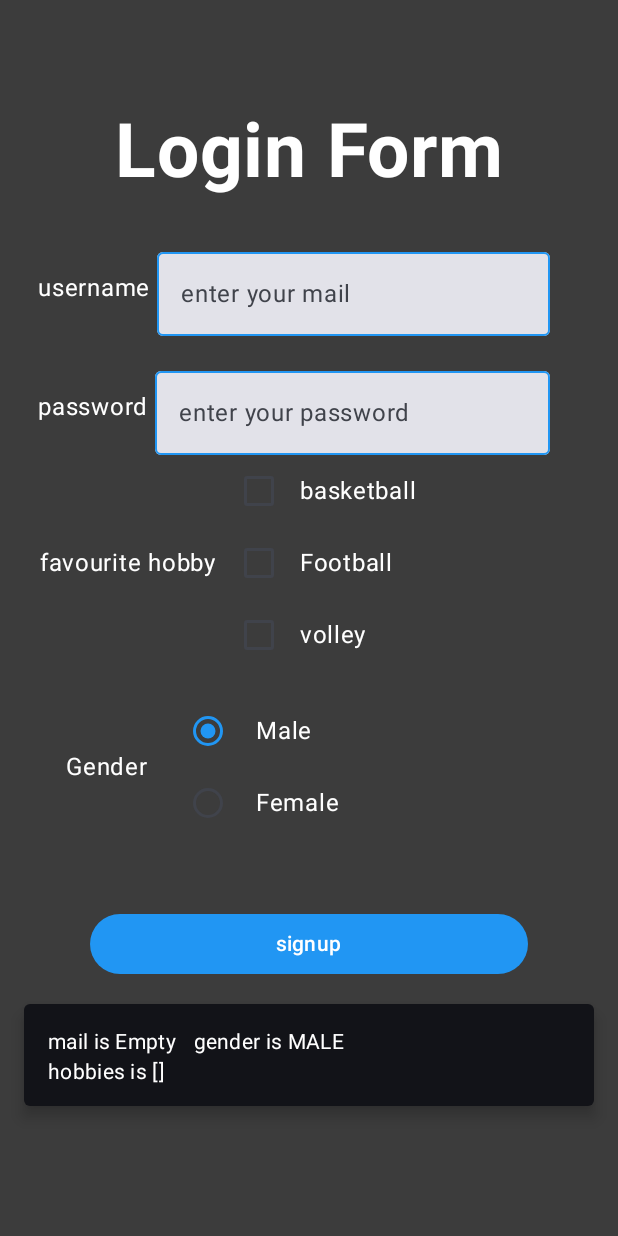
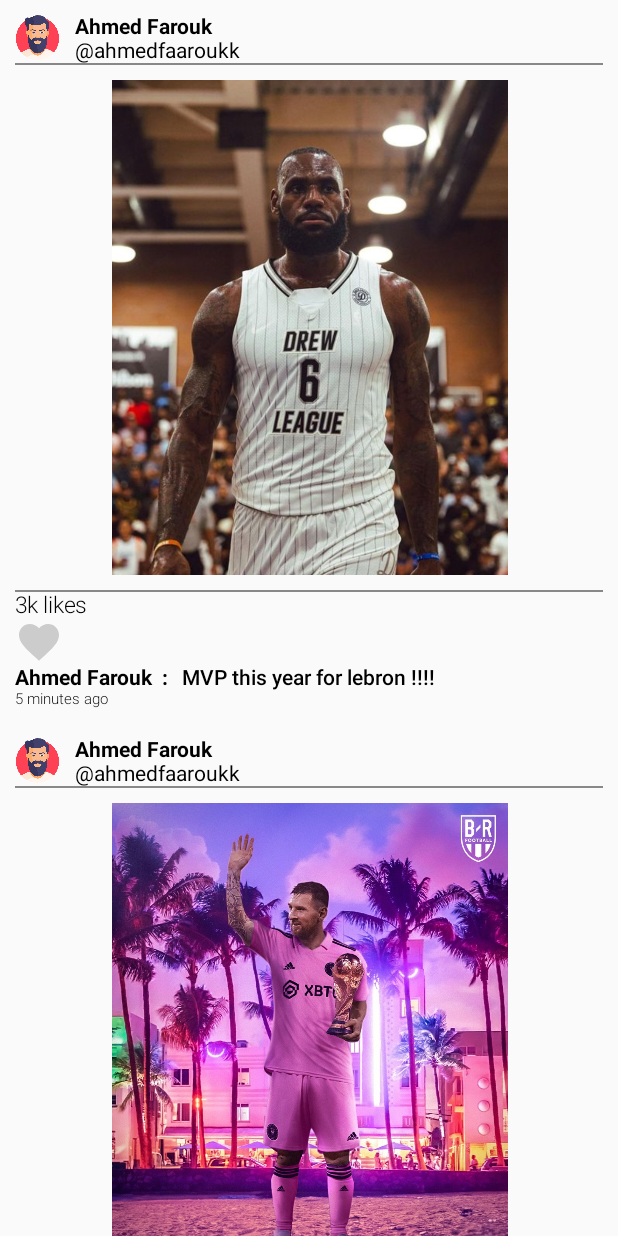
Before and after one commit to ahmed-faroukk/ITI-Project, an Android app built with Jetpack Compose: the screen it shows after launch (MainActivity), after a tap on "signup", on a phone screen of 412 x 824 dp. Run offline under Robolectric (Android 15) with nearby library versions, the phone set to English and light mode, and no system bars.

Commit message:
task-6 design list of posts (name - profile image - post content )

```diff
--- a/app/build.gradle
+++ b/app/build.gradle
@@ -63,4 +63,7 @@ dependencies {
     androidTestImplementation 'androidx.compose.ui:ui-test-junit4'
     debugImplementation 'androidx.compose.ui:ui-tooling'
     debugImplementation 'androidx.compose.ui:ui-test-manifest'
+
+    //compose nav
+    implementation "androidx.navigation:navigation-compose:2.4.0-alpha08"
 }
--- a/app/src/main/java/com/farouk/iti_project/MainActivity.kt
+++ b/app/src/main/java/com/farouk/iti_project/MainActivity.kt
@@ -3,31 +3,12 @@ package com.farouk.iti_project
 import android.os.Bundle
 import androidx.activity.ComponentActivity
 import androidx.activity.compose.setContent
-import androidx.compose.foundation.background
-import androidx.compose.foundation.layout.Arrangement
-import androidx.compose.foundation.layout.Column
-import androidx.compose.foundation.layout.fillMaxSize
-import androidx.compose.material3.MaterialTheme
-import androidx.compose.material3.Surface
-import androidx.compose.material3.Text
-import androidx.compose.runtime.Composable
-import androidx.compose.ui.Alignment
-import androidx.compose.ui.Modifier
-import androidx.compose.ui.graphics.Color
-import androidx.compose.ui.tooling.preview.Preview
-import com.farouk.iti_project.presentation.auth.AuthScreen
-import com.farouk.iti_project.presentation.home.HomeScreen
-import com.farouk.iti_project.ui.theme.ITIProjectTheme
 
 class MainActivity : ComponentActivity() {
     override fun onCreate(savedInstanceState: Bundle?) {
         super.onCreate(savedInstanceState)
         setContent {
-            ITIProjectTheme {
-                Column(Modifier.fillMaxSize()) {
-                    AuthScreen()
-                }
-            }
+            AppNavigation()
         }
     }
 }
--- /dev/null
+++ b/app/src/main/java/com/farouk/iti_project/Navigation.kt
@@ -0,0 +1,18 @@
+package com.farouk.iti_project
+
+import androidx.compose.runtime.Composable
+import androidx.navigation.compose.NavHost
+import androidx.navigation.compose.composable
+import androidx.navigation.compose.rememberNavController
+import com.farouk.iti_project.presentation.auth.AuthScreen
+import com.farouk.iti_project.presentation.posts.PostListScreen
+
+@Composable
+fun AppNavigation() {
+    val navController = rememberNavController()
+
+    NavHost(navController = navController, startDestination = ScreenRoutes.AuthScreen.route) {
+        composable(ScreenRoutes.AuthScreen.route) { AuthScreen(navController) }
+        composable(ScreenRoutes.PostsListScreen.route) { PostListScreen(navController) }
+    }
+}
--- /dev/null
+++ b/app/src/main/java/com/farouk/iti_project/ScreenRoutes.kt
@@ -0,0 +1,6 @@
+package com.farouk.iti_project
+
+sealed class ScreenRoutes(val route : String){
+    object PostsListScreen : ScreenRoutes("posts_list_screen")
+    object AuthScreen : ScreenRoutes("authentication_screen")
+}
--- a/app/src/main/java/com/farouk/iti_project/presentation/auth/AuthScreen.kt
+++ b/app/src/main/java/com/farouk/iti_project/presentation/auth/AuthScreen.kt
@@ -1,6 +1,5 @@
 package com.farouk.iti_project.presentation.auth
 
-import android.widget.Toast
 import androidx.compose.foundation.background
 import androidx.compose.foundation.layout.Arrangement
 import androidx.compose.foundation.layout.Column
@@ -10,9 +9,7 @@ import androidx.compose.foundation.layout.fillMaxSize
 import androidx.compose.foundation.layout.fillMaxWidth
 import androidx.compose.foundation.layout.height
 import androidx.compose.foundation.layout.padding
-import androidx.compose.foundation.layout.width
 import androidx.compose.foundation.layout.wrapContentSize
-import androidx.compose.foundation.lazy.LazyColumn
 import androidx.compose.foundation.rememberScrollState
 import androidx.compose.foundation.verticalScroll
 import androidx.compose.material3.Button
@@ -27,21 +24,24 @@ import androidx.compose.ui.Alignment
 import androidx.compose.ui.Modifier
 import androidx.compose.ui.graphics.Color
 import androidx.compose.ui.res.stringResource
-import androidx.compose.ui.text.TextStyle
 import androidx.compose.ui.text.font.FontWeight
+import androidx.compose.ui.text.style.TextAlign
 import androidx.compose.ui.unit.dp
 import androidx.compose.ui.unit.sp
+import androidx.navigation.NavController
 import com.farouk.iti_project.R
+import com.farouk.iti_project.ScreenRoutes
 import com.farouk.iti_project.presentation.components.CheckBox
 import com.farouk.iti_project.presentation.components.CustomToast
 import com.farouk.iti_project.presentation.components.Gender
 import com.farouk.iti_project.presentation.components.GenderSelection
 import com.farouk.iti_project.presentation.components.OutLineTextFieldMail
 import com.farouk.iti_project.presentation.components.OutLineTextFieldPass
-import kotlinx.coroutines.delay
 
 @Composable
-fun AuthScreen() {
+fun AuthScreen(
+    navController: NavController
+) {
     var mail by remember { mutableStateOf("Empty") }
     var pass by remember { mutableStateOf("Empty") }
     var cliked by remember { mutableStateOf(false) }
@@ -62,7 +62,7 @@ fun AuthScreen() {
         modifier = Modifier
             .fillMaxSize()
             .background(gray)
-            .verticalScroll(rememberScrollState()),
+            .verticalScroll(rememberScrollState()).padding(10.dp),
         horizontalAlignment = Alignment.CenterHorizontally,
         verticalArrangement = Arrangement.Center
     ) {
@@ -72,13 +72,14 @@ fun AuthScreen() {
             color = Color.White,
             fontWeight = FontWeight.Bold,
             fontSize = 50.sp
+
         )
         Spacer(modifier = Modifier.height(30.dp))
         Row(
             verticalAlignment = Alignment.CenterVertically,
             modifier = Modifier.padding(start = 25.dp, end = 45.dp)
         ) {
-            Text(text = stringResource(R.string.username), color = Color.White)
+            Text(text = stringResource(R.string.username), color = Color.White , textAlign = TextAlign.Start)
             OutLineTextFieldMail(onNameChange = { newName ->
                 mail = newName
             }, txt = stringResource(R.string.enter_your_mail))
@@ -88,7 +89,7 @@ fun AuthScreen() {
             verticalAlignment = Alignment.CenterVertically,
             modifier = Modifier.padding(start = 25.dp, end = 45.dp)
         ) {
-            Text(text = stringResource(R.string.password), color = Color.White)
+            Text(text = stringResource(R.string.password), color = Color.White, textAlign = TextAlign.Start)
             OutLineTextFieldPass(onNameChange = { newName ->
                 pass = newName
             }, txt = stringResource(R.string.enter_your_password))
@@ -97,7 +98,7 @@ fun AuthScreen() {
             verticalAlignment = Alignment.CenterVertically,
             modifier = Modifier.padding(end = 75.dp)
         ) {
-            Text(text = "favourite hobby ", color = Color.White)
+            Text(text = "favourite hobby ", color = Color.White , textAlign = TextAlign.Start)
             Column {
                 CheckBox(onCheckChanges = { basketballChecked = it }, sportType = "basketball")
                 CheckBox(onCheckChanges = { footballChecked = it }, sportType = "Football")
@@ -108,7 +109,7 @@ fun AuthScreen() {
             verticalAlignment = Alignment.CenterVertically,
             modifier = Modifier.padding(end = 125.dp)
         ) {
-            Text(text = "Gender", color = Color.White)
+            Text(text = "Gender", color = Color.White, textAlign = TextAlign.Start)
             GenderSelection(onGenderClicked = { selectedGender = it })
 
         }
@@ -117,6 +118,7 @@ fun AuthScreen() {
         Button(
             onClick = {
                     cliked = true
+                navController.navigate(ScreenRoutes.PostsListScreen.route)
             }, colors = ButtonDefaults.buttonColors(blue),
             modifier = Modifier
                 .padding(start = 60.dp, end = 60.dp)
--- a/app/src/main/java/com/farouk/iti_project/presentation/home/HomeScreen.kt
+++ /dev/null
@@ -1,49 +0,0 @@
-@file:Suppress("UNUSED_EXPRESSION")
-
-package com.farouk.iti_project.presentation.home
-
-import android.provider.CalendarContract.Colors
-import androidx.compose.foundation.background
-import androidx.compose.foundation.layout.Arrangement
-import androidx.compose.foundation.layout.Column
-import androidx.compose.foundation.layout.Spacer
-import androidx.compose.foundation.layout.fillMaxSize
-import androidx.compose.foundation.layout.height
-import androidx.compose.foundation.layout.size
-import androidx.compose.foundation.shape.RoundedCornerShape
-import androidx.compose.material3.Button
-import androidx.compose.material3.ExperimentalMaterial3Api
-import androidx.compose.material3.OutlinedTextField
-import androidx.compose.material3.Text
-import androidx.compose.runtime.Composable
-import androidx.compose.runtime.getValue
-import androidx.compose.runtime.mutableStateOf
-import androidx.compose.runtime.remember
-import androidx.compose.runtime.setValue
-import androidx.compose.ui.Alignment
-import androidx.compose.ui.Modifier
-import androidx.compose.ui.text.input.TextFieldValue
-import androidx.compose.ui.unit.dp
-import com.farouk.iti_project.presentation.components.Btn
-import com.farouk.iti_project.presentation.components.OutLineTextFieldMail
-
-@Composable
-fun HomeScreen() {
-    var text by remember { mutableStateOf("Click a button") }
-    var text1 by remember { mutableStateOf("test") }
-    var isNameVisible by remember { mutableStateOf(false) }
-    Column(
-        Modifier.fillMaxSize(),
-        horizontalAlignment = Alignment.CenterHorizontally,
-        verticalArrangement = Arrangement.Center
-    ) {
-        Text(text = text1)
-        Spacer(modifier = Modifier.height(16.dp))
-        OutLineTextFieldMail(onNameChange = { newName ->
-            text = newName
-        }, txt = "Enter Your Name")
-        Spacer(modifier = Modifier.height(16.dp))
-        Btn(onClick = { text1 = text }, txt = "show my name")
-
-    }
-}
--- /dev/null
+++ b/app/src/main/java/com/farouk/iti_project/presentation/posts/PostsListScreen.kt
@@ -0,0 +1,84 @@
+package com.farouk.iti_project.presentation.posts
+
+import androidx.compose.foundation.lazy.LazyColumn
+import androidx.compose.foundation.lazy.items
+import androidx.compose.runtime.Composable
+import androidx.navigation.NavController
+import com.farouk.iti_project.R
+import com.farouk.iti_project.presentation.posts.components.Post
+import com.farouk.iti_project.presentation.posts.components.PostListItem
+
+
+@Composable
+fun PostListScreen(
+    navController: NavController
+){
+    val profilePic = R.drawable.man
+    val postImage1 = R.drawable.leb
+    val postImage2 = R.drawable.messi
+    val post = mutableListOf<Post>()
+    post.add(
+        Post(
+            profilePic,
+            "Ahmed Farouk ",
+            "@ahmedfaaroukk",
+            postImage1,
+            "MVP this year for lebron !!!!"
+        )
+    )
+    post.add(
+        Post(
+            profilePic,
+            "Ahmed Farouk ",
+            "@ahmedfaaroukk",
+            postImage2,
+            "Balloon Door  this year for leo !!!!"
+        )
+    )
+    post.add(
+        Post(
+            profilePic,
+            "Ahmed Farouk ",
+            "@ahmedfaaroukk",
+            postImage1,
+            "MVP this year for lebron !!!!"
+        )
+    )
+    post.add(
+        Post(
+            profilePic,
+            "Ahmed Farouk ",
+            "@ahmedfaaroukk",
+            postImage2,
+            "Balloon Door  this year for leo !!!!"
+        )
+    )
+    post.add(
+        Post(
+            profilePic,
+            "Ahmed Farouk ",
+            "@ahmedfaaroukk",
+            postImage1,
+            "MVP this year for lebron !!!!"
+        )
+    )
+    post.add(
+        Post(
+            profilePic,
+            "Ahmed Farouk ",
+            "@ahmedfaaroukk",
+            postImage2,
+            "Balloon Door  this year for leo !!!!"
+        )
+    )
+
+
+
+    LazyColumn{
+        items(post){
+            PostListItem(post = it)
+        }
+    }
+
+
+}
--- /dev/null
+++ b/app/src/main/java/com/farouk/iti_project/presentation/posts/components/Post.kt
@@ -0,0 +1,11 @@
+package com.farouk.iti_project.presentation.posts.components
+
+import java.net.URL
+
+data class Post(
+    val profilePic : Int ,
+    val Username : String ,
+    val accountId : String ,
+    val postImage : Int ,
+    val PostContent : String
+)
--- /dev/null
+++ b/app/src/main/java/com/farouk/iti_project/presentation/posts/components/PostsListItem.kt
@@ -0,0 +1,208 @@
+package com.farouk.iti_project.presentation.posts.components
+
+import androidx.compose.animation.Animatable
+import androidx.compose.animation.core.tween
+import androidx.compose.foundation.Image
+import androidx.compose.foundation.background
+import androidx.compose.foundation.clickable
+import androidx.compose.foundation.interaction.MutableInteractionSource
+import androidx.compose.foundation.layout.Box
+import androidx.compose.foundation.layout.Column
+import androidx.compose.foundation.layout.Row
+import androidx.compose.foundation.layout.Spacer
+import androidx.compose.foundation.layout.fillMaxSize
+import androidx.compose.foundation.layout.fillMaxWidth
+import androidx.compose.foundation.layout.height
+import androidx.compose.foundation.layout.padding
+import androidx.compose.foundation.layout.size
+import androidx.compose.foundation.shape.CircleShape
+import androidx.compose.foundation.shape.RoundedCornerShape
+import androidx.compose.material.icons.Icons
+import androidx.compose.material.icons.outlined.Favorite
+import androidx.compose.material3.Icon
+import androidx.compose.material3.Text
+import androidx.compose.runtime.Composable
+import androidx.compose.runtime.getValue
+import androidx.compose.runtime.mutableStateOf
+import androidx.compose.runtime.remember
+import androidx.compose.runtime.rememberCoroutineScope
+import androidx.compose.runtime.setValue
+import androidx.compose.ui.Alignment
+import androidx.compose.ui.Modifier
+import androidx.compose.ui.draw.clip
+import androidx.compose.ui.draw.scale
+import androidx.compose.ui.graphics.Color
+import androidx.compose.ui.res.painterResource
+import androidx.compose.ui.text.font.FontWeight
+import androidx.compose.ui.text.style.TextAlign
+import androidx.compose.ui.unit.dp
+import androidx.compose.ui.unit.sp
+import com.farouk.iti_project.R
+import kotlinx.coroutines.launch
+
+@Composable
+fun PostListItem(post: Post) {
+    Column(
+        Modifier
+            .fillMaxSize()
+            .padding(10.dp)
+    ) {
+
+        Row(modifier = Modifier.fillMaxWidth()) {
+            CircularImage(imageResource = post.profilePic)
+            Column {
+                Text(
+                    text = post.Username,
+                    textAlign = TextAlign.Start,
+                    fontWeight = FontWeight.Bold
+                )
+                Text(
+                    text = post.accountId,
+                    textAlign = TextAlign.Start,
+                    fontWeight = FontWeight.Normal
+                )
+
+            }
+        }
+
+
+        BlackSpacer()
+        PostImage(imageResource = post.postImage)
+        BlackSpacer()
+        Text(text = "3k likes" , fontWeight = FontWeight.Light , fontSize = 15.sp)
+        HeartAnimation()
+
+        Row {
+            Text(
+                text = "${post.Username} : ",
+                textAlign = TextAlign.Start,
+                fontWeight = FontWeight.Bold
+            )
+            Text(
+                text = post.PostContent,
+                fontWeight = FontWeight.Medium,
+                modifier = Modifier.padding(start = 5.dp)
+            )
+        }
+        Text(text = "5 minutes ago" , fontWeight = FontWeight.Light , fontSize = 10.sp)
+
+
+
+
+    }
+}
+
+
+@Composable
+fun CircularImage(imageResource: Int) {
+
+
+    Image(
+        painterResource(id = imageResource),
+        contentDescription = "profile pic",
+        modifier = Modifier
+            .padding(end = 10.dp)
+            .size(30.dp)
+            .clip(CircleShape)
+
+    )
+}
+
+@Composable
+fun PostImage(imageResource: Int) {
+    Column(
+        Modifier
+            .fillMaxSize()
+            .padding(10.dp), horizontalAlignment = Alignment.CenterHorizontally
+    ) {
+        Image(
+            painterResource(id = imageResource),
+            contentDescription = "post image ",
+            modifier = Modifier
+                .size(330.dp)
+                .clip(RoundedCornerShape(3.dp)),
+            alignment = Alignment.Center
+        )
+
+    }
+
+
+}
+
+@Composable
+fun LikeButton(
+    modifier: Modifier = Modifier) {
+    var isLiked  by  remember {
+        mutableStateOf(false)
+    }
+
+
+        // Red heart icon
+        Image(
+            painter = painterResource(
+                id = if (isLiked) R.drawable.like_24 else R.drawable.dislike_24
+            ),
+            contentDescription = "love btn",
+            modifier = Modifier
+                .padding(5.dp)
+                .size(25.dp)
+                .clickable {
+                    isLiked = !isLiked
+
+                }
+        )
+
+
+}
+
+@Composable
+fun BlackSpacer() {
+    Box(
+        modifier = Modifier
+            .fillMaxWidth()
+            .height(height = 1.dp)
+            .background(Color.Gray)
+    )
+}
+
+
+@Composable
+fun HeartAnimation() {
+
+    val interactionSource = MutableInteractionSource()
+
+    val coroutineScope = rememberCoroutineScope()
+
+    var enabled by remember {
+        mutableStateOf(false)
+    }
+
+    val scale = remember {
+        androidx.compose.animation.core.Animatable(1f)
+    }
+
+    Icon(
+        imageVector = Icons.Outlined.Favorite,
+        contentDescription = "Like the product",
+        tint = if (enabled) Color.Red else Color.LightGray,
+        modifier = Modifier
+            .scale(scale = scale.value)
+            .size(size = 32.dp)
+            .clickable(
+                interactionSource = interactionSource,
+                indication = null
+            ) {
+                enabled = !enabled
+                coroutineScope.launch {
+                    scale.animateTo(
+                        0.8f,
+                        animationSpec = tween(100),
+                    )
+                    scale.animateTo(
+                        1f,
+                        animationSpec = tween(100),
+                    )
+                }
+            }
+    )
+}
--- /dev/null
+++ b/app/src/main/res/drawable/dislike_24.xml
@@ -0,0 +1,5 @@
+<vector android:height="24dp" android:tint="#000000"
+    android:viewportHeight="24" android:viewportWidth="24"
+    android:width="24dp" xmlns:android="http://schemas.android.com/apk/res/android">
+    <path android:fillColor="@color/black" android:pathData="M16.5,3c-1.74,0 -3.41,0.81 -4.5,2.09C10.91,3.81 9.24,3 7.5,3 4.42,3 2,5.42 2,8.5c0,3.78 3.4,6.86 8.55,11.54L12,21.35l1.45,-1.32C18.6,15.36 22,12.28 22,8.5 22,5.42 19.58,3 16.5,3zM12.1,18.55l-0.1,0.1 -0.1,-0.1C7.14,14.24 4,11.39 4,8.5 4,6.5 5.5,5 7.5,5c1.54,0 3.04,0.99 3.57,2.36h1.87C13.46,5.99 14.96,5 16.5,5c2,0 3.5,1.5 3.5,3.5 0,2.89 -3.14,5.74 -7.9,10.05z"/>
+</vector>
--- /dev/null
+++ b/app/src/main/res/drawable/like_24.xml
@@ -0,0 +1,5 @@
+<vector android:height="24dp" android:tint="#FF0000"
+    android:viewportHeight="24" android:viewportWidth="24"
+    android:width="24dp" xmlns:android="http://schemas.android.com/apk/res/android">
+    <path android:fillColor="@android:color/white" android:pathData="M12,21.35l-1.45,-1.32C5.4,15.36 2,12.28 2,8.5 2,5.42 4.42,3 7.5,3c1.74,0 3.41,0.81 4.5,2.09C13.09,3.81 14.76,3 16.5,3 19.58,3 22,5.42 22,8.5c0,3.78 -3.4,6.86 -8.55,11.54L12,21.35z"/>
+</vector>
```
Also changed, not shown: app/src/main/res/drawable/leb.jpg (added), app/src/main/res/drawable/lebron.jpg (added), app/src/main/res/drawable/man.png (added), app/src/main/res/drawable/messi.jpeg (added).
